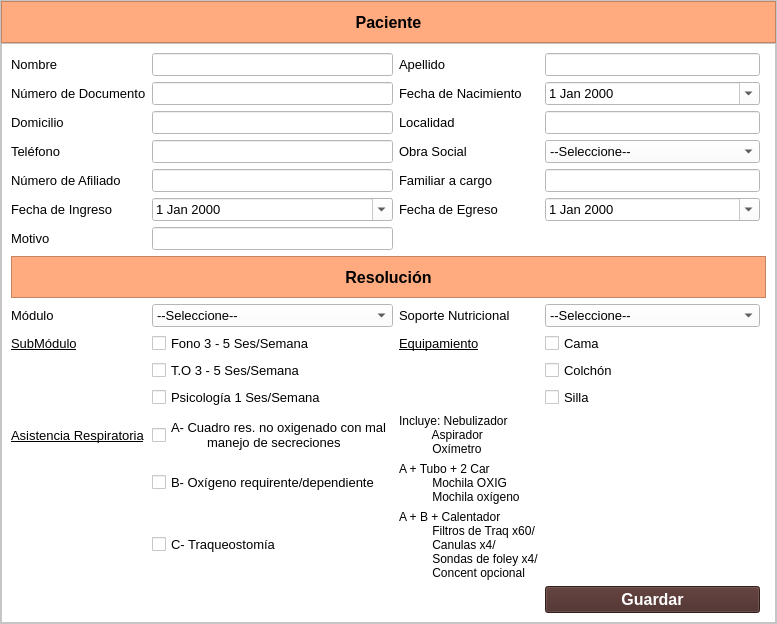
ayenaccarato/Marcanac, file gui/pacientes/modificar_paciente.ui: the form before one commit.
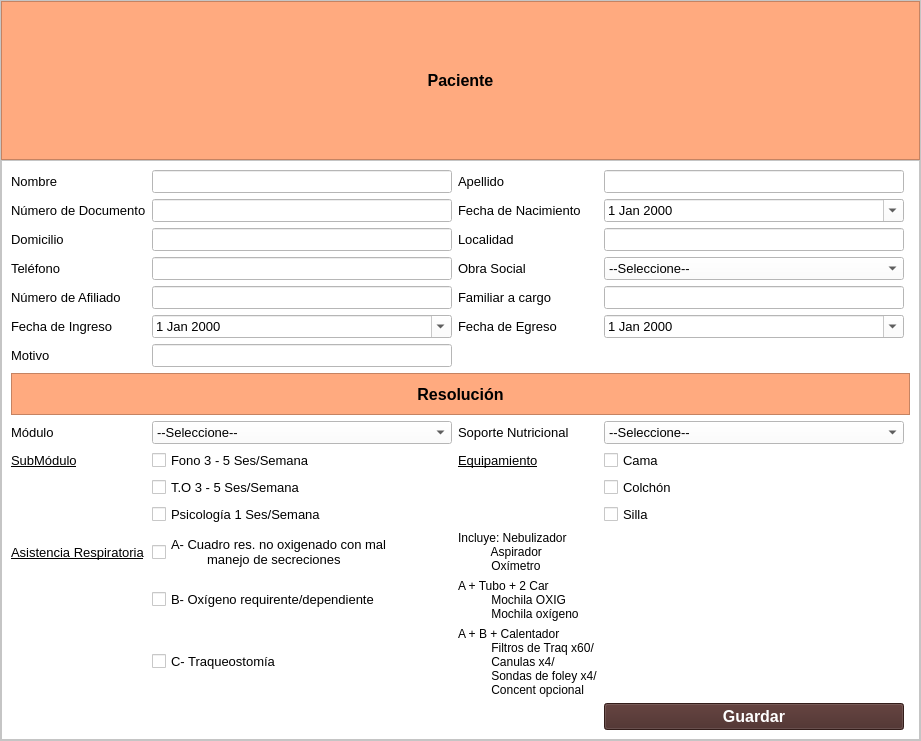
The form after the commit.

Patch:
```diff
--- a/gui/pacientes/modificar_paciente.ui
+++ b/gui/pacientes/modificar_paciente.ui
@@ -6,8 +6,8 @@
    <rect>
     <x>0</x>
     <y>0</y>
-    <width>777</width>
-    <height>613</height>
+    <width>921</width>
+    <height>741</height>
    </rect>
   </property>
   <property name="windowTitle">
```
Left out of the diff: 3 changed lines with no effect on the pictures.
